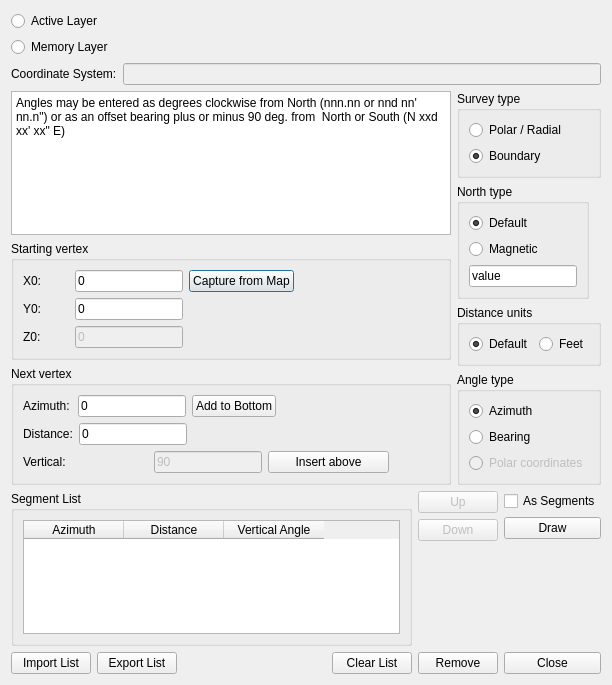
Before: the Qt Designer form ui.ui in mpetroff/qgsazimuth, drawn with Qt 5.
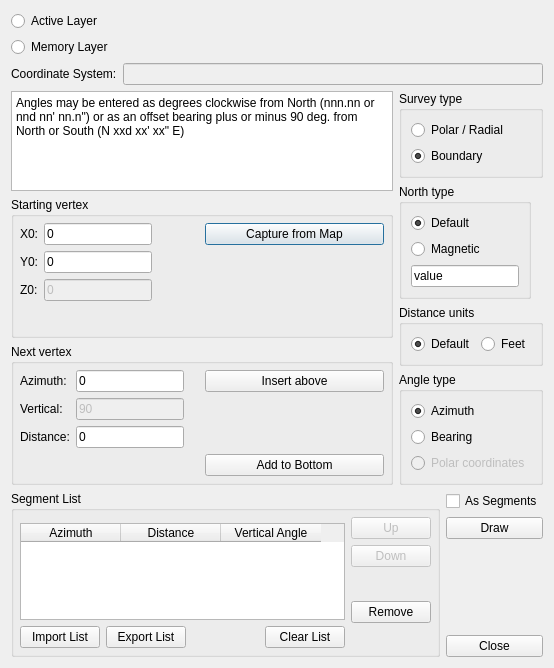
After: the same form once the commit is applied.

Diff of the .ui file:
```diff
--- a/ui.ui
+++ b/ui.ui
@@ -6,8 +6,8 @@
    <rect>
     <x>0</x>
     <y>0</y>
-    <width>612</width>
-    <height>685</height>
+    <width>554</width>
+    <height>668</height>
    </rect>
   </property>
   <property name="windowTitle">
@@ -68,6 +68,24 @@
          <property name="enabled">
           <bool>true</bool>
          </property>
+         <property name="sizePolicy">
+          <sizepolicy hsizetype="MinimumExpanding" vsizetype="Fixed">
+           <horstretch>0</horstretch>
+           <verstretch>0</verstretch>
+          </sizepolicy>
+         </property>
+         <property name="minimumSize">
+          <size>
+           <width>0</width>
+           <height>0</height>
+          </size>
+         </property>
+         <property name="maximumSize">
+          <size>
+           <width>16777215</width>
+           <height>100</height>
+          </size>
+         </property>
          <property name="verticalScrollBarPolicy">
           <enum>Qt::ScrollBarAlwaysOff</enum>
          </property>
@@ -93,10 +111,13 @@
          <property name="title">
           <string>Starting vertex</string>
          </property>
-         <layout class="QVBoxLayout" name="verticalLayout_7">
+         <layout class="QHBoxLayout" name="horizontalLayout_2">
+          <property name="margin">
+           <number>6</number>
+          </property>
           <item>
-           <layout class="QHBoxLayout" name="horizontalLayout_6">
-            <item>
+           <layout class="QFormLayout" name="formLayout">
+            <item row="0" column="0">
              <widget class="QLabel" name="label_2">
               <property name="text">
                <string>X0:</string>
@@ -106,63 +127,7 @@
               </property>
              </widget>
             </item>
-            <item>
-             <spacer name="horizontalSpacer_3">
-              <property name="orientation">
-               <enum>Qt::Horizontal</enum>
-              </property>
-              <property name="sizeType">
-               <enum>QSizePolicy::Fixed</enum>
-              </property>
-              <property name="sizeHint" stdset="0">
-               <size>
-                <width>28</width>
-                <height>20</height>
-               </size>
-              </property>
-             </spacer>
-            </item>
-            <item>
-             <widget class="QLineEdit" name="lineEdit_vertexX0">
-              <property name="sizePolicy">
-               <sizepolicy hsizetype="Fixed" vsizetype="Fixed">
-                <horstretch>0</horstretch>
-                <verstretch>0</verstretch>
-               </sizepolicy>
-              </property>
-              <property name="text">
-               <string>0</string>
-              </property>
-             </widget>
-            </item>
-            <item>
-             <widget class="QPushButton" name="pushButton_startCapture">
-              <property name="text">
-               <string>Capture from Map</string>
-              </property>
-             </widget>
-            </item>
-            <item>
-             <spacer name="horizontalSpacer_10">
-              <property name="orientation">
-               <enum>Qt::Horizontal</enum>
-              </property>
-              <property name="sizeType">
-               <enum>QSizePolicy::Expanding</enum>
-              </property>
-              <property name="sizeHint" stdset="0">
-               <size>
-                <width>28</width>
-                <height>20</height>
-               </size>
-              </property>
-             </spacer>
-            </item>
-           </layout>
-          </item>
-          <item>
-           <layout class="QHBoxLayout" name="horizontalLayout_7">
-            <item>
+            <item row="1" column="0">
              <widget class="QLabel" name="label_3">
               <property name="text">
                <string>Y0:</string>
@@ -172,56 +137,7 @@
               </property>
              </widget>
             </item>
-            <item>
-             <spacer name="horizontalSpacer_6">
-              <property name="orientation">
-               <enum>Qt::Horizontal</enum>
-              </property>
-              <property name="sizeType">
-               <enum>QSizePolicy::Fixed</enum>
-              </property>
-              <property name="sizeHint" stdset="0">
-               <size>
-                <width>28</width>
-                <height>20</height>
-               </size>
-              </property>
-             </spacer>
-            </item>
-            <item>
-             <widget class="QLineEdit" name="lineEdit_vertexY0">
-              <property name="sizePolicy">
-               <sizepolicy hsizetype="Fixed" vsizetype="Fixed">
-                <horstretch>0</horstretch>
-                <verstretch>0</verstretch>
-               </sizepolicy>
-              </property>
-              <property name="text">
-               <string>0</string>
-              </property>
-             </widget>
-            </item>
-            <item>
-             <spacer name="horizontalSpacer_4">
-              <property name="orientation">
-               <enum>Qt::Horizontal</enum>
-              </property>
-              <property name="sizeType">
-               <enum>QSizePolicy::Expanding</enum>
-              </property>
-              <property name="sizeHint" stdset="0">
-               <size>
-                <width>28</width>
-                <height>20</height>
-               </size>
-              </property>
-             </spacer>
-            </item>
-           </layout>
-          </item>
-          <item>
-           <layout class="QHBoxLayout" name="horizontalLayout_8">
-            <item>
+            <item row="2" column="0">
              <widget class="QLabel" name="label_4">
               <property name="text">
                <string>Z0:</string>
@@ -231,23 +147,33 @@
               </property>
              </widget>
             </item>
-            <item>
-             <spacer name="horizontalSpacer_5">
-              <property name="orientation">
-               <enum>Qt::Horizontal</enum>
+            <item row="0" column="1">
+             <widget class="QLineEdit" name="lineEdit_vertexX0">
+              <property name="sizePolicy">
+               <sizepolicy hsizetype="Fixed" vsizetype="Fixed">
+                <horstretch>0</horstretch>
+                <verstretch>0</verstretch>
+               </sizepolicy>
               </property>
-              <property name="sizeType">
-               <enum>QSizePolicy::Fixed</enum>
+              <property name="text">
+               <string>0</string>
               </property>
-              <property name="sizeHint" stdset="0">
-               <size>
-                <width>28</width>
-                <height>20</height>
-               </size>
+             </widget>
+            </item>
+            <item row="1" column="1">
+             <widget class="QLineEdit" name="lineEdit_vertexY0">
+              <property name="sizePolicy">
+               <sizepolicy hsizetype="Fixed" vsizetype="Fixed">
+                <horstretch>0</horstretch>
+                <verstretch>0</verstretch>
+               </sizepolicy>
               </property>
-             </spacer>
+              <property name="text">
+               <string>0</string>
+              </property>
+             </widget>
             </item>
-            <item>
+            <item row="2" column="1">
              <widget class="QLineEdit" name="lineEdit_vertexZ0">
               <property name="enabled">
                <bool>false</bool>
@@ -263,18 +189,26 @@
               </property>
              </widget>
             </item>
+           </layout>
+          </item>
             <item>
-             <spacer name="horizontalSpacer_7">
+           <layout class="QVBoxLayout" name="verticalLayout_7">
+            <item>
+             <widget class="QPushButton" name="pushButton_startCapture">
+              <property name="text">
+               <string>Capture from Map</string>
+              </property>
+             </widget>
+            </item>
+            <item>
+             <spacer name="verticalSpacer_4">
               <property name="orientation">
-               <enum>Qt::Horizontal</enum>
-              </property>
-              <property name="sizeType">
-               <enum>QSizePolicy::Expanding</enum>
+               <enum>Qt::Vertical</enum>
               </property>
               <property name="sizeHint" stdset="0">
                <size>
-                <width>28</width>
-                <height>20</height>
+                <width>20</width>
+                <height>40</height>
                </size>
               </property>
              </spacer>
@@ -295,10 +229,16 @@
          <property name="title">
           <string>Next vertex</string>
          </property>
-         <layout class="QVBoxLayout" name="verticalLayout_8">
-          <item>
-           <layout class="QHBoxLayout" name="horizontalLayout_9">
-            <item>
+         <layout class="QGridLayout" name="gridLayout">
+          <property name="margin">
+           <number>6</number>
+          </property>
+          <item row="0" column="0">
+           <layout class="QFormLayout" name="formLayout_2">
+            <property name="fieldGrowthPolicy">
+             <enum>QFormLayout::AllNonFixedFieldsGrow</enum>
+            </property>
+            <item row="0" column="0">
              <widget class="QLabel" name="label_8">
               <property name="sizePolicy">
                <sizepolicy hsizetype="Fixed" vsizetype="Preferred">
@@ -314,23 +254,7 @@
               </property>
              </widget>
             </item>
-            <item>
-             <spacer name="horizontalSpacer_2">
-              <property name="orientation">
-               <enum>Qt::Horizontal</enum>
-              </property>
-              <property name="sizeType">
-               <enum>QSizePolicy::Fixed</enum>
-              </property>
-              <property name="sizeHint" stdset="0">
-               <size>
-                <width>2</width>
-                <height>20</height>
-               </size>
-              </property>
-             </spacer>
-            </item>
-            <item>
+            <item row="0" column="1">
              <widget class="QLineEdit" name="lineEdit_nextAzimuth">
               <property name="sizePolicy">
                <sizepolicy hsizetype="Fixed" vsizetype="Fixed">
@@ -343,74 +267,7 @@
               </property>
              </widget>
             </item>
-            <item>
-             <widget class="QPushButton" name="pushButton_vertexAdd">
-              <property name="text">
-               <string>Add to Bottom</string>
-              </property>
-             </widget>
-            </item>
-            <item>
-             <spacer name="horizontalSpacer_9">
-              <property name="orientation">
-               <enum>Qt::Horizontal</enum>
-              </property>
-              <property name="sizeHint" stdset="0">
-               <size>
-                <width>40</width>
-                <height>20</height>
-               </size>
-              </property>
-             </spacer>
-            </item>
-           </layout>
-          </item>
-          <item>
-           <layout class="QHBoxLayout" name="horizontalLayout_10">
-            <item>
-             <widget class="QLabel" name="label_9">
-              <property name="text">
-               <string>Distance:</string>
-              </property>
-              <property name="buddy">
-               <cstring>lineEdit_nextDistance</cstring>
-              </property>
-             </widget>
-            </item>
-            <item>
-             <widget class="QLineEdit" name="lineEdit_nextDistance">
-              <property name="sizePolicy">
-               <sizepolicy hsizetype="Fixed" vsizetype="Fixed">
-                <horstretch>0</horstretch>
-                <verstretch>0</verstretch>
-               </sizepolicy>
-              </property>
-              <property name="text">
-               <string>0</string>
-              </property>
-             </widget>
-            </item>
-            <item>
-             <spacer name="horizontalSpacer_8">
-              <property name="orientation">
-               <enum>Qt::Horizontal</enum>
-              </property>
-              <property name="sizeType">
-               <enum>QSizePolicy::Expanding</enum>
-              </property>
-              <property name="sizeHint" stdset="0">
-               <size>
-                <width>26</width>
-                <height>20</height>
-               </size>
-              </property>
-             </spacer>
-            </item>
-           </layout>
-          </item>
-          <item>
-           <layout class="QHBoxLayout" name="horizontalLayout_11">
-            <item>
+            <item row="1" column="0">
              <widget class="QLabel" name="label_10">
               <property name="text">
                <string>Vertical:</string>
@@ -420,23 +277,7 @@
               </property>
              </widget>
             </item>
-            <item>
-             <spacer name="horizontalSpacer_14">
-              <property name="orientation">
-               <enum>Qt::Horizontal</enum>
-              </property>
-              <property name="sizeType">
-               <enum>QSizePolicy::Fixed</enum>
-              </property>
-              <property name="sizeHint" stdset="0">
-               <size>
-                <width>4</width>
-                <height>20</height>
-               </size>
-              </property>
-             </spacer>
-            </item>
-            <item>
+            <item row="1" column="1">
              <widget class="QLineEdit" name="lineEdit_nextVertical">
               <property name="enabled">
                <bool>false</bool>
@@ -452,6 +293,33 @@
               </property>
              </widget>
             </item>
+            <item row="2" column="0">
+             <widget class="QLabel" name="label_9">
+              <property name="text">
+               <string>Distance:</string>
+              </property>
+              <property name="buddy">
+               <cstring>lineEdit_nextDistance</cstring>
+              </property>
+             </widget>
+            </item>
+            <item row="2" column="1">
+             <widget class="QLineEdit" name="lineEdit_nextDistance">
+              <property name="sizePolicy">
+               <sizepolicy hsizetype="Fixed" vsizetype="Fixed">
+                <horstretch>0</horstretch>
+                <verstretch>0</verstretch>
+               </sizepolicy>
+              </property>
+              <property name="text">
+               <string>0</string>
+              </property>
+             </widget>
+            </item>
+           </layout>
+          </item>
+          <item row="0" column="1">
+           <layout class="QVBoxLayout" name="verticalLayout_8">
             <item>
              <widget class="QPushButton" name="pushButton_vertexInsert">
               <property name="text">
@@ -460,21 +328,25 @@
              </widget>
             </item>
             <item>
-             <spacer name="horizontalSpacer_12">
+             <spacer name="verticalSpacer_3">
               <property name="orientation">
-               <enum>Qt::Horizontal</enum>
-              </property>
-              <property name="sizeType">
-               <enum>QSizePolicy::Fixed</enum>
+               <enum>Qt::Vertical</enum>
               </property>
               <property name="sizeHint" stdset="0">
                <size>
-                <width>50</width>
-                <height>20</height>
+                <width>20</width>
+                <height>40</height>
                </size>
               </property>
              </spacer>
             </item>
+            <item>
+             <widget class="QPushButton" name="pushButton_vertexAdd">
+              <property name="text">
+               <string>Add to Bottom</string>
+              </property>
+             </widget>
+            </item>
            </layout>
           </item>
          </layout>
@@ -741,36 +613,11 @@
          <property name="title">
           <string>Segment List</string>
          </property>
-         <layout class="QVBoxLayout" name="verticalLayout_9">
-          <item>
-           <widget class="QTableWidget" name="table_segmentList">
-            <property name="sizePolicy">
-             <sizepolicy hsizetype="Preferred" vsizetype="Expanding">
-              <horstretch>0</horstretch>
-              <verstretch>0</verstretch>
-             </sizepolicy>
-            </property>
-            <column>
-             <property name="text">
-              <string>Azimuth</string>
-             </property>
-            </column>
-            <column>
-             <property name="text">
-              <string>Distance</string>
-             </property>
-            </column>
-            <column>
-             <property name="text">
-              <string>Vertical Angle</string>
-             </property>
-            </column>
-           </widget>
-          </item>
-         </layout>
-        </widget>
-       </item>
-       <item>
+         <layout class="QGridLayout" name="gridLayout_2">
+          <property name="margin">
+           <number>6</number>
+          </property>
+          <item row="2" column="0">
         <layout class="QHBoxLayout" name="horizontalLayout_3">
          <item>
           <widget class="QPushButton" name="pushButton_segListLoad">
@@ -814,9 +661,7 @@
          </item>
         </layout>
        </item>
-      </layout>
-     </item>
-     <item>
+          <item row="0" column="1" rowspan="3">
       <layout class="QVBoxLayout" name="verticalLayout">
        <property name="sizeConstraint">
         <enum>QLayout::SetDefaultConstraint</enum>
@@ -858,6 +703,9 @@
          <property name="orientation">
           <enum>Qt::Vertical</enum>
          </property>
+              <property name="sizeType">
+               <enum>QSizePolicy::MinimumExpanding</enum>
+              </property>
          <property name="sizeHint" stdset="0">
           <size>
            <width>20</width>
@@ -879,6 +727,52 @@
          </property>
         </widget>
        </item>
+            <item>
+             <spacer name="verticalSpacer_5">
+              <property name="orientation">
+               <enum>Qt::Vertical</enum>
+              </property>
+              <property name="sizeType">
+               <enum>QSizePolicy::Preferred</enum>
+              </property>
+              <property name="sizeHint" stdset="0">
+               <size>
+                <width>19</width>
+                <height>34</height>
+               </size>
+              </property>
+             </spacer>
+            </item>
+           </layout>
+          </item>
+          <item row="1" column="0">
+           <widget class="QTableWidget" name="table_segmentList">
+            <property name="sizePolicy">
+             <sizepolicy hsizetype="Expanding" vsizetype="Expanding">
+              <horstretch>0</horstretch>
+              <verstretch>0</verstretch>
+             </sizepolicy>
+            </property>
+            <column>
+             <property name="text">
+              <string>Azimuth</string>
+             </property>
+            </column>
+            <column>
+             <property name="text">
+              <string>Distance</string>
+             </property>
+            </column>
+            <column>
+             <property name="text">
+              <string>Vertical Angle</string>
+             </property>
+            </column>
+           </widget>
+          </item>
+         </layout>
+        </widget>
+       </item>
       </layout>
      </item>
      <item>
```
Left out of the diff: 14 changed lines with no effect on the pictures. Lines whose indentation alone changed are shown as unchanged.
